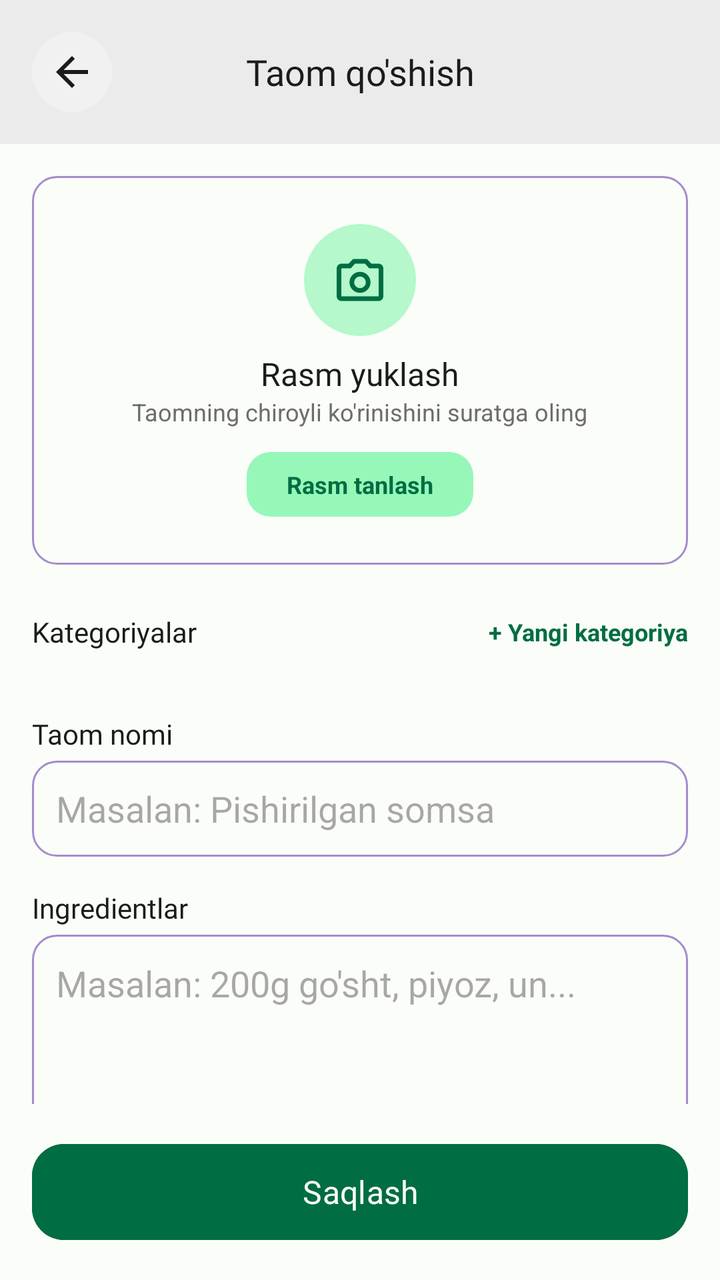
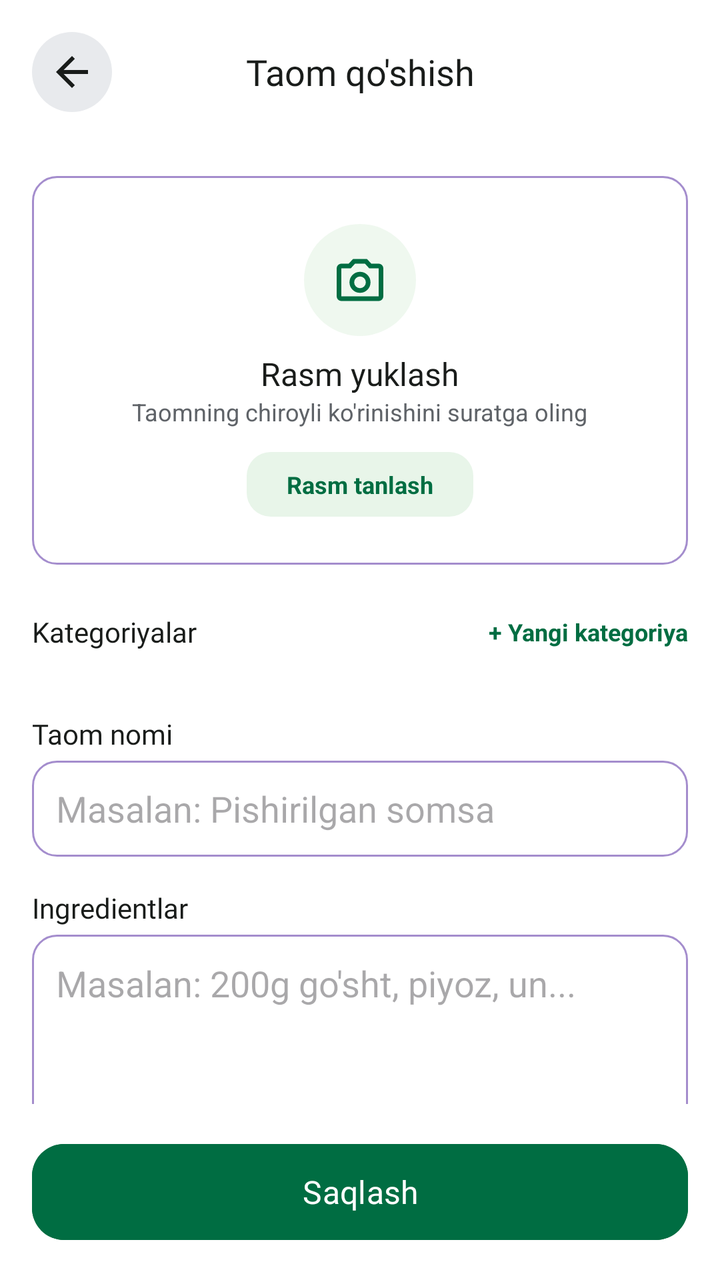

The first picture is an Android layout as it rendered before a commit; the second is the same layout after the commit. The layout source and the unified diff follow.
<!-- AndroidManifest.xml: application theme Theme.Ozamiz -->
<!-- res/layout/fragment_add_menu.xml -->
<?xml version="1.0" encoding="utf-8"?>
<androidx.constraintlayout.widget.ConstraintLayout xmlns:android="http://schemas.android.com/apk/res/android"
    xmlns:app="http://schemas.android.com/apk/res-auto"
    xmlns:tools="http://schemas.android.com/tools"
    android:layout_width="match_parent"
    android:layout_height="match_parent"
    android:background="?colorSurface">

    
    <LinearLayout
        android:id="@+id/headerLayout"
        android:layout_width="match_parent"
        android:layout_height="wrap_content"
        android:gravity="center_vertical"
        android:padding="16dp"
        android:background="?colorSurfaceContainer"
        android:elevation="0dp"
        app:layout_constraintTop_toTopOf="parent">

        <ImageButton
            android:id="@+id/btnBack"
            android:layout_width="40dp"
            android:layout_height="40dp"
            android:background="@drawable/oval_back"
            android:backgroundTint="?colorSurfaceContainerHigh"
            android:src="@drawable/arrow_back"
            android:contentDescription="Back"
            android:padding="8dp"
            app:tint="?colorOnSurface"/>

        <TextView
            android:layout_width="0dp"
            android:layout_height="wrap_content"
            android:layout_weight="1"
            android:gravity="center"
            android:text="Taom qo'shish"
            android:textSize="18sp"
            android:fontFamily="@font/roboto_bold"
            android:textColor="?colorOnSurface"
            android:layout_marginEnd="40dp"/>
    </LinearLayout>

    <androidx.core.widget.NestedScrollView
        android:layout_width="match_parent"
        android:layout_height="0dp"
        android:fillViewport="true"
        app:layout_constraintTop_toBottomOf="@id/headerLayout"
        app:layout_constraintBottom_toTopOf="@id/footerLayout">

        <LinearLayout
            android:layout_width="match_parent"
            android:layout_height="wrap_content"
            android:orientation="vertical"
            android:padding="16dp"
            android:clipToPadding="false">
            
            
            <FrameLayout
                android:id="@+id/cardImagePicker"
                android:layout_width="match_parent"
                android:layout_height="wrap_content"
                android:layout_marginBottom="24dp"
                android:background="@drawable/round_lay_stroke"
                android:padding="24dp">
                
                <LinearLayout
                    android:id="@+id/containerUploadInfo"
                    android:layout_width="match_parent"
                    android:layout_height="wrap_content"
                    android:gravity="center"
                    android:orientation="vertical">
                    
                    <ImageView
                        android:layout_width="56dp"
                        android:layout_height="56dp"
                        android:background="@drawable/oval_background_with_opacity"
                        android:backgroundTint="?attr/colorPrimaryContainer"
                        android:src="@drawable/camera_ic"
                        app:tint="?attr/colorPrimary"
                        android:padding="14dp"
                        android:layout_marginBottom="8dp"/>
                        
                    <TextView
                        android:layout_width="wrap_content"
                        android:layout_height="wrap_content"
                        android:text="Rasm yuklash"
                        android:fontFamily="@font/roboto_bold"
                        android:textColor="?colorOnSurface"
                        android:textSize="16sp"/>
                        
                    <TextView
                         android:layout_width="wrap_content"
                        android:layout_height="wrap_content"
                        android:text="Taomning chiroyli ko'rinishini suratga oling"
                        android:textColor="?colorOnSurfaceVariant"
                        android:textSize="12sp"
                        android:layout_marginBottom="12dp"/>
                        
                    <TextView
                        android:layout_width="wrap_content"
                        android:layout_height="wrap_content"
                        android:text="Rasm tanlash"
                        android:textColor="?attr/colorPrimary"
                        android:background="@drawable/round_lay"
                        android:backgroundTint="?attr/colorPrimaryContainer"
                        android:paddingHorizontal="20dp"
                        android:paddingVertical="8dp"
                        android:textStyle="bold"
                        android:textSize="12sp"/>
                </LinearLayout>
                
                <ImageView
                    android:id="@+id/imagePreview"
                    android:layout_width="match_parent"
                    android:layout_height="200dp"
                    android:scaleType="centerCrop"
                    android:visibility="gone"
                    android:background="@drawable/round_lay"/>
            </FrameLayout>
            
            
            <LinearLayout
                android:layout_width="match_parent"
                android:layout_height="wrap_content"
                android:orientation="horizontal"
                android:gravity="center_vertical"
                android:layout_marginBottom="8dp">
                
                <TextView
                    android:layout_width="0dp"
                    android:layout_height="wrap_content"
                    android:layout_weight="1"
                    android:text="Kategoriyalar"
                    android:fontFamily="@font/roboto_medium"
                    android:textColor="?colorOnSurface"
                    android:textSize="14sp"/>
                    
                <TextView
                    android:id="@+id/btnAddCategory"
                    android:layout_width="wrap_content"
                    android:layout_height="wrap_content"
                    android:text="+ Yangi kategoriya"
                    android:textColor="?attr/colorPrimary"
                    android:textStyle="bold"
                    android:textSize="12sp"/>
            </LinearLayout>
            
            <com.google.android.material.chip.ChipGroup
                android:id="@+id/chipGroupCategories"
                android:layout_width="match_parent"
                android:layout_height="wrap_content"
                android:layout_marginBottom="24dp"
                app:chipSpacing="8dp"
                app:singleSelection="false"/>
                
            
            <TextView
                android:layout_width="wrap_content"
                android:layout_height="wrap_content"
                android:text="Taom nomi"
                android:fontFamily="@font/roboto_medium"
                android:textColor="?colorOnSurface"
                android:textSize="14sp"
                android:layout_marginBottom="4dp"/>
                
            <EditText
                android:id="@+id/editName"
                android:layout_width="match_parent"
                android:layout_height="48dp"
                android:background="@drawable/round_lay_stroke"
                android:padding="12dp"
                android:hint="Masalan: Pishirilgan somsa"
                android:inputType="textCapSentences"
                android:layout_marginBottom="16dp"/>
                
            <TextView
                android:layout_width="wrap_content"
                android:layout_height="wrap_content"
                android:text="Ingredientlar"
                android:fontFamily="@font/roboto_medium"
                android:textColor="?colorOnSurface"
                android:textSize="14sp"
                android:layout_marginBottom="4dp"/>

            <EditText
                android:id="@+id/editIngredients"
                android:layout_width="match_parent"
                android:layout_height="100dp"
                android:background="@drawable/round_lay_stroke"
                android:padding="12dp"
                android:gravity="top|start"
                android:hint="Masalan: 200g go'sht, piyoz, un..."
                android:inputType="textMultiLine"
                android:layout_marginBottom="16dp"/>
                
             <TextView
                android:layout_width="wrap_content"
                android:layout_height="wrap_content"
                android:text="Haqida"
                android:fontFamily="@font/roboto_medium"
                android:textColor="?colorOnSurface"
                android:textSize="14sp"
                android:layout_marginBottom="4dp"/>

            <EditText
                android:id="@+id/editDescription"
                android:layout_width="match_parent"
                android:layout_height="120dp"
                android:background="@drawable/round_lay_stroke"
                android:padding="12dp"
                android:gravity="top|start"
                android:hint="Tayyorlanish usuli va foydali tomonlari..."
                android:inputType="textMultiLine"
                android:layout_marginBottom="16dp"/>
                
            
            <LinearLayout
                android:layout_width="match_parent"
                android:layout_height="wrap_content"
                android:orientation="horizontal"
                android:baselineAligned="false"
                android:layout_marginBottom="16dp">
                
                <LinearLayout
                    android:layout_width="0dp"
                    android:layout_height="wrap_content"
                    android:layout_weight="1"
                    android:orientation="vertical"
                    android:layout_marginEnd="8dp">
                     <TextView
                        android:layout_width="wrap_content"
                        android:layout_height="wrap_content"
                        android:text="Kaloriya (kcal)"
                        android:fontFamily="@font/roboto_medium"
                        android:textColor="?colorOnSurface"
                        android:textSize="14sp"
                        android:layout_marginBottom="4dp"/>
                    <EditText
                        android:id="@+id/editCalories"
                        android:layout_width="match_parent"
                        android:layout_height="48dp"
                        android:background="@drawable/round_lay_stroke"
                        android:padding="12dp"
                        android:hint="0"
                        android:inputType="numberDecimal"/>
                </LinearLayout>
                
                 <LinearLayout
                    android:layout_width="0dp"
                    android:layout_height="wrap_content"
                    android:layout_weight="1"
                    android:orientation="vertical"
                    android:layout_marginStart="8dp">
                     <TextView
                        android:layout_width="wrap_content"
                        android:layout_height="wrap_content"
                        android:text="Oqsillar (g)"
                        android:fontFamily="@font/roboto_medium"
                        android:textColor="?colorOnSurface"
                        android:textSize="14sp"
                        android:layout_marginBottom="4dp"/>
                    <EditText
                        android:id="@+id/editProtein"
                        android:layout_width="match_parent"
                        android:layout_height="48dp"
                        android:background="@drawable/round_lay_stroke"
                        android:padding="12dp"
                        android:hint="0"
                        android:inputType="numberDecimal"/>
                </LinearLayout>
            </LinearLayout>
            
             <LinearLayout
                android:layout_width="match_parent"
                android:layout_height="wrap_content"
                android:orientation="horizontal"
                android:baselineAligned="false"
                android:layout_marginBottom="24dp">

                <LinearLayout
                    android:layout_width="0dp"
                    android:layout_height="wrap_content"
                    android:layout_weight="1"
                    android:orientation="vertical"
                    android:layout_marginEnd="8dp">
                     <TextView
                        android:layout_width="wrap_content"
                        android:layout_height="wrap_content"
                        android:text="Yog'lar (g)"
                        android:fontFamily="@font/roboto_medium"
                        android:textColor="?colorOnSurface"
                        android:textSize="14sp"
                        android:layout_marginBottom="4dp"/>
                    <EditText
                        android:id="@+id/editFat"
                        android:layout_width="match_parent"
                        android:layout_height="48dp"
                        android:background="@drawable/round_lay_stroke"
                        android:padding="12dp"
                        android:hint="0"
                        android:inputType="numberDecimal"/>
                </LinearLayout>

                 <LinearLayout
                    android:layout_width="0dp"
                    android:layout_height="wrap_content"
                    android:layout_weight="1"
                    android:orientation="vertical"
                    android:layout_marginStart="8dp">
                     <TextView
                        android:layout_width="wrap_content"
                        android:layout_height="wrap_content"
                        android:text="Uglevod (g)"
                        android:fontFamily="@font/roboto_medium"
                        android:textColor="?colorOnSurface"
                        android:textSize="14sp"
                        android:layout_marginBottom="4dp"/>
                    <EditText
                        android:id="@+id/editCarbs"
                        android:layout_width="match_parent"
                        android:layout_height="48dp"
                        android:background="@drawable/round_lay_stroke"
                        android:padding="12dp"
                        android:hint="0"
                        android:inputType="numberDecimal"/>
                </LinearLayout>
            </LinearLayout>

        </LinearLayout>
    </androidx.core.widget.NestedScrollView>

    
    <FrameLayout
        android:id="@+id/footerLayout"
        android:layout_width="match_parent"
        android:layout_height="wrap_content"
        android:background="?colorSurface"
        android:padding="16dp"
        app:layout_constraintBottom_toBottomOf="parent">

        <Button
            android:id="@+id/btnSave"
            android:layout_width="match_parent"
            android:layout_height="56dp"
            android:backgroundTint="?attr/colorPrimary"
            android:text="Saqlash"
            android:textColor="?colorOnPrimary"
            android:fontFamily="@font/roboto_bold"
            android:textSize="16sp"
            app:cornerRadius="16dp"
            android:textAllCaps="false"/>
            
        <ProgressBar
             android:id="@+id/progressBar"
             android:layout_width="wrap_content"
             android:layout_height="wrap_content"
             android:layout_gravity="center"
             android:visibility="gone"/>
    </FrameLayout>

</androidx.constraintlayout.widget.ConstraintLayout>
<!-- resources referenced by this layout -->
<resources>
  <style name="Base.Ozamiz" parent="Theme.Material3.Light.NoActionBar">
          <item name="backgroundColor">@color/md_theme_light_surfaceContainer</item>
          <item name="android:windowBackground">@color/md_theme_light_surfaceContainer</item>
          <item name="android:statusBarColor">@color/md_theme_light_surfaceContainer</item>
          <item name="android:windowLightStatusBar">true</item>
  
          <item name="colorPrimary">@color/md_theme_light_primary</item>
          <item name="colorOnPrimary">@color/md_theme_light_onPrimary</item>
          <item name="colorPrimaryContainer">@color/md_theme_light_primaryContainer</item>
          <item name="colorOnPrimaryContainer">@color/md_theme_light_onPrimaryContainer</item>
  
          <item name="colorSecondary">@color/md_theme_light_secondary</item>
          <item name="colorOnSecondary">@color/md_theme_light_onSecondary</item>
          <item name="colorSecondaryContainer">@color/md_theme_light_secondaryContainer</item>
          <item name="colorOnSecondaryContainer">@color/md_theme_light_onSecondaryContainer</item>
  
          
          <item name="colorTertiary">@color/md_theme_light_tertiary</item>
          <item name="colorOnTertiary">@color/md_theme_light_onTertiary</item>
          <item name="colorTertiaryContainer">@color/md_theme_light_tertiaryContainer</item>
          <item name="colorOnTertiaryContainer">@color/md_theme_light_onTertiaryContainer</item>
  
          
          <item name="colorError">@color/md_theme_light_error</item>
          <item name="colorOnError">@color/md_theme_light_onError</item>
          <item name="colorErrorContainer">@color/md_theme_light_errorContainer</item>
          <item name="colorOnErrorContainer">@color/md_theme_light_onErrorContainer</item>
  
          <item name="colorSurface">@color/md_theme_light_surface</item>
          <item name="colorOnSurface">@color/md_theme_light_onSurface</item>
          <item name="colorSurfaceVariant">@color/md_theme_light_surfaceVariant</item>
          <item name="colorOnSurfaceVariant">#6D6D6D</item>
          <item name="colorOutline">@color/md_theme_light_outline</item>
          <item name="colorOutlineVariant">#C2C8C2</item>
  
          
          <item name="colorSurfaceContainerLowest">@color/md_theme_light_surfaceContainerLowest</item>
          <item name="colorSurfaceContainerLow">@color/md_theme_light_surfaceContainerLow</item>
          <item name="colorSurfaceContainer">@color/md_theme_light_surfaceContainer</item>
          <item name="colorSurfaceContainerHigh">@color/md_theme_light_surfaceContainerHigh</item>
          <item name="colorSurfaceContainerHighest">@color/md_theme_light_surfaceContainerHighest</item>
  
          
          <item name="colorSurfaceInverse">#2E312F</item>
          <item name="colorOnSurfaceInverse">#F0F5F1</item>
  
          
          <item name="contentScrim">#000000</item>
          <item name="android:shadowColor">#006D42</item>
  
          
          <item name="customGreen">#006D42</item>
          <item name="customYellow">#FFB116</item>
      </style>
  <color name="md_theme_light_surfaceContainer">#EBEBEB</color>
  <color name="md_theme_light_primaryContainer">#96F7B8</color>
  <color name="md_theme_light_secondaryContainer">#D2E8D4</color>
  <color name="md_theme_light_onSecondaryContainer">#0D1F13</color>
  <color name="md_theme_light_tertiary">#3A646F</color>
  <color name="md_theme_light_onTertiary">#FFFFFF</color>
  <color name="md_theme_light_tertiaryContainer">#BEEAF7</color>
  <color name="md_theme_light_onTertiaryContainer">#001F25</color>
  <color name="md_theme_light_errorContainer">#FFDAD6</color>
  <color name="md_theme_light_onErrorContainer">#410002</color>
  <color name="md_theme_light_surface">#FBFDF9</color>
  <color name="md_theme_light_surfaceVariant">#DBE5DD</color>
  <color name="md_theme_light_outline">#707973</color>
  <color name="md_theme_light_surfaceContainerLow">#F8F8F8</color>
  <color name="md_theme_light_surfaceContainerHigh">#F1F1F1</color>
  <color name="md_theme_light_surfaceContainerHighest">#E6E6E6</color>
  <!-- unchanged entries left out for length: 18 -->
</resources>

<!-- the commit's change to res/layout/fragment_add_menu.xml (unified diff, before → after) -->
@@ -4,7 +4,7 @@
     xmlns:tools="http://schemas.android.com/tools"
     android:layout_width="match_parent"
     android:layout_height="match_parent"
-    android:background="?colorSurface">
+    android:background="?colorSurfaceContainerLowest">
 
     
     <LinearLayout
@@ -13,7 +13,7 @@
         android:layout_height="wrap_content"
         android:gravity="center_vertical"
         android:padding="16dp"
-        android:background="?colorSurfaceContainer"
+        android:background="?colorSurfaceContainerLowest"
         android:elevation="0dp"
         app:layout_constraintTop_toTopOf="parent">
 
@@ -44,6 +44,8 @@
         android:layout_width="match_parent"
         android:layout_height="0dp"
         android:fillViewport="true"
+        android:isScrollContainer="true"
+        android:scrollbarStyle="outsideOverlay"
         app:layout_constraintTop_toBottomOf="@id/headerLayout"
         app:layout_constraintBottom_toTopOf="@id/footerLayout">
 
<!-- resource entries referenced after the edit -->
@@ -1,75 +1,44 @@
 <!-- resources referenced by this layout -->
 <resources>
   <style name="Base.Ozamiz" parent="Theme.Material3.Light.NoActionBar">
-          <item name="backgroundColor">@color/md_theme_light_surfaceContainer</item>
-          <item name="android:windowBackground">@color/md_theme_light_surfaceContainer</item>
-          <item name="android:statusBarColor">@color/md_theme_light_surfaceContainer</item>
+          
+          <item name="backgroundColor">?attr/colorSurface</item>
+          <item name="android:windowBackground">?attr/colorSurface</item>
+  
+          
+          <item name="android:statusBarColor">@android:color/transparent</item>
+          <item name="android:navigationBarColor">@android:color/transparent</item>
           <item name="android:windowLightStatusBar">true</item>
+          <item name="android:windowLightNavigationBar">true</item>
   
           <item name="colorPrimary">@color/md_theme_light_primary</item>
           <item name="colorOnPrimary">@color/md_theme_light_onPrimary</item>
           <item name="colorPrimaryContainer">@color/md_theme_light_primaryContainer</item>
           <item name="colorOnPrimaryContainer">@color/md_theme_light_onPrimaryContainer</item>
-  
           <item name="colorSecondary">@color/md_theme_light_secondary</item>
           <item name="colorOnSecondary">@color/md_theme_light_onSecondary</item>
-          <item name="colorSecondaryContainer">@color/md_theme_light_secondaryContainer</item>
-          <item name="colorOnSecondaryContainer">@color/md_theme_light_onSecondaryContainer</item>
-  
-          
-          <item name="colorTertiary">@color/md_theme_light_tertiary</item>
-          <item name="colorOnTertiary">@color/md_theme_light_onTertiary</item>
-          <item name="colorTertiaryContainer">@color/md_theme_light_tertiaryContainer</item>
-          <item name="colorOnTertiaryContainer">@color/md_theme_light_onTertiaryContainer</item>
-  
-          
           <item name="colorError">@color/md_theme_light_error</item>
           <item name="colorOnError">@color/md_theme_light_onError</item>
-          <item name="colorErrorContainer">@color/md_theme_light_errorContainer</item>
-          <item name="colorOnErrorContainer">@color/md_theme_light_onErrorContainer</item>
   
           <item name="colorSurface">@color/md_theme_light_surface</item>
           <item name="colorOnSurface">@color/md_theme_light_onSurface</item>
           <item name="colorSurfaceVariant">@color/md_theme_light_surfaceVariant</item>
-          <item name="colorOnSurfaceVariant">#6D6D6D</item>
+          <item name="colorOnSurfaceVariant">@color/md_theme_light_onSurfaceVariant</item>
           <item name="colorOutline">@color/md_theme_light_outline</item>
-          <item name="colorOutlineVariant">#C2C8C2</item>
   
-          
           <item name="colorSurfaceContainerLowest">@color/md_theme_light_surfaceContainerLowest</item>
           <item name="colorSurfaceContainerLow">@color/md_theme_light_surfaceContainerLow</item>
           <item name="colorSurfaceContainer">@color/md_theme_light_surfaceContainer</item>
           <item name="colorSurfaceContainerHigh">@color/md_theme_light_surfaceContainerHigh</item>
-          <item name="colorSurfaceContainerHighest">@color/md_theme_light_surfaceContainerHighest</item>
-  
-          
-          <item name="colorSurfaceInverse">#2E312F</item>
-          <item name="colorOnSurfaceInverse">#F0F5F1</item>
-  
-          
-          <item name="contentScrim">#000000</item>
-          <item name="android:shadowColor">#006D42</item>
-  
-          
-          <item name="customGreen">#006D42</item>
-          <item name="customYellow">#FFB116</item>
       </style>
-  <color name="md_theme_light_surfaceContainer">#EBEBEB</color>
-  <color name="md_theme_light_primaryContainer">#96F7B8</color>
-  <color name="md_theme_light_secondaryContainer">#D2E8D4</color>
-  <color name="md_theme_light_onSecondaryContainer">#0D1F13</color>
-  <color name="md_theme_light_tertiary">#3A646F</color>
-  <color name="md_theme_light_onTertiary">#FFFFFF</color>
-  <color name="md_theme_light_tertiaryContainer">#BEEAF7</color>
-  <color name="md_theme_light_onTertiaryContainer">#001F25</color>
-  <color name="md_theme_light_errorContainer">#FFDAD6</color>
-  <color name="md_theme_light_onErrorContainer">#410002</color>
-  <color name="md_theme_light_surface">#FBFDF9</color>
-  <color name="md_theme_light_surfaceVariant">#DBE5DD</color>
-  <color name="md_theme_light_outline">#707973</color>
-  <color name="md_theme_light_surfaceContainerLow">#F8F8F8</color>
-  <color name="md_theme_light_surfaceContainerHigh">#F1F1F1</color>
-  <color name="md_theme_light_surfaceContainerHighest">#E6E6E6</color>
+  <color name="md_theme_light_surfaceContainer">#F1F3F4</color>
+  <color name="md_theme_light_primaryContainer">#E8F5E9</color>
+  <color name="md_theme_light_surface">#FFFFFF</color>
+  <color name="md_theme_light_surfaceVariant">#F1F3F4</color>
+  <color name="md_theme_light_onSurfaceVariant">#5F6368</color>
+  <color name="md_theme_light_outline">#DADCE0</color>
+  <color name="md_theme_light_surfaceContainerLow">#F8F9FA</color>
+  <color name="md_theme_light_surfaceContainerHigh">#E8EAED</color>
   <!-- unchanged entries left out for length: 18 -->
 </resources>
 
